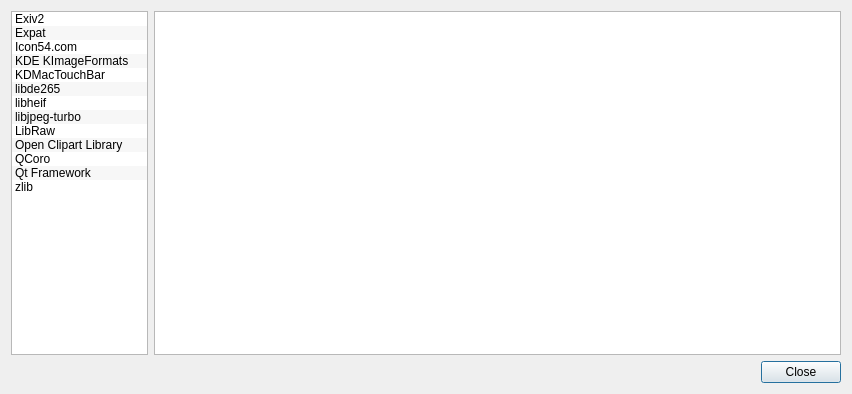
Above: src/ui/forms/AboutComponentsDialog.ui from vookimedlo/vooki-image-viewer before the change. Below: the same form after it.
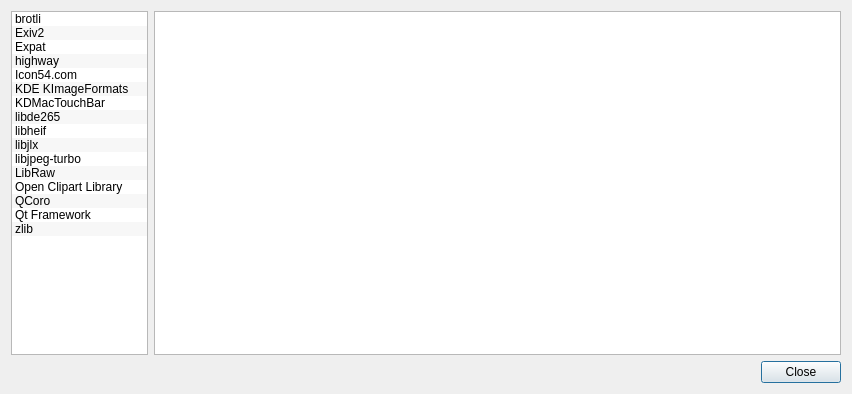
That is the form after the change. Icons and pictures are not drawn.

Commit message: 🏗Build: JPEG XL dependencies added to the about components dialog.

What changed in the file:
```diff
--- a/src/ui/forms/AboutComponentsDialog.ui
+++ b/src/ui/forms/AboutComponentsDialog.ui
@@ -34,6 +34,11 @@
        <property name="selectionBehavior">
         <enum>QAbstractItemView::SelectRows</enum>
        </property>
+       <item>
+        <property name="text">
+         <string>brotli</string>
+        </property>
+       </item>
        <item>
         <property name="text">
          <string>Exiv2</string>
@@ -44,6 +49,11 @@
          <string>Expat</string>
         </property>
        </item>
+       <item>
+        <property name="text">
+         <string>highway</string>
+        </property>
+       </item>
        <item>
         <property name="text">
          <string>Icon54.com</string>
@@ -69,6 +79,11 @@
          <string>libheif</string>
         </property>
        </item>
+       <item>
+        <property name="text">
+         <string>libjlx</string>
+        </property>
+       </item>
        <item>
         <property name="text">
          <string>libjpeg-turbo</string>
```
The commit also changes 5 other files.
